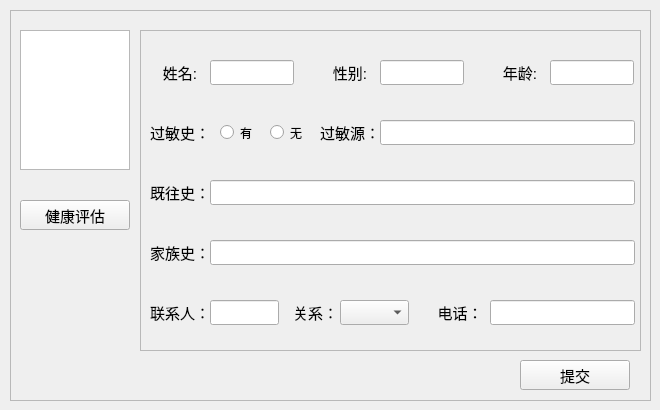
OldFish-loveCat/Sys_Evaluation, file healthMain/addmerber.ui: the form before one commit.
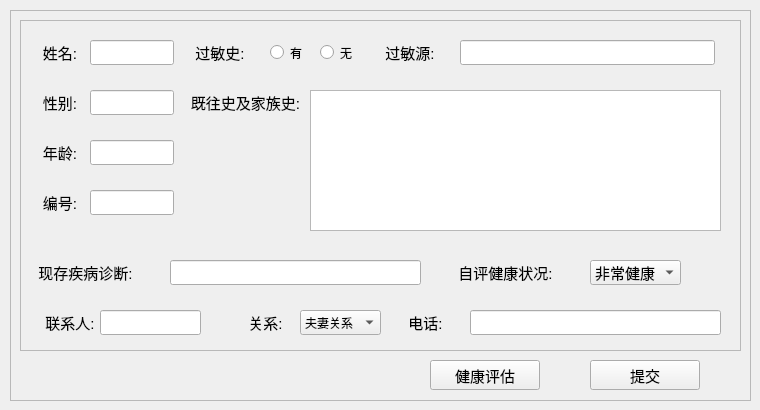
The form after the commit.

What changed in the file:
```diff
--- a/healthMain/addmerber.ui
+++ b/healthMain/addmerber.ui
@@ -6,19 +6,19 @@
    <rect>
     <x>0</x>
     <y>0</y>
-    <width>660</width>
+    <width>760</width>
     <height>410</height>
    </rect>
   </property>
   <property name="minimumSize">
    <size>
-    <width>660</width>
+    <width>760</width>
     <height>410</height>
    </size>
   </property>
   <property name="maximumSize">
    <size>
-    <width>660</width>
+    <width>760</width>
     <height>410</height>
    </size>
   </property>
@@ -30,7 +30,7 @@
     <rect>
      <x>10</x>
      <y>10</y>
-     <width>641</width>
+     <width>741</width>
      <height>391</height>
     </rect>
    </property>
@@ -40,21 +40,11 @@
    <property name="frameShadow">
     <enum>QFrame::Raised</enum>
    </property>
-   <widget class="QTextEdit" name="headimg">
-    <property name="geometry">
-     <rect>
-      <x>10</x>
-      <y>20</y>
-      <width>110</width>
-      <height>140</height>
-     </rect>
-    </property>
-   </widget>
    <widget class="QPushButton" name="healthAssess">
     <property name="geometry">
      <rect>
-      <x>10</x>
-      <y>190</y>
+      <x>420</x>
+      <y>350</y>
       <width>110</width>
       <height>30</height>
      </rect>
@@ -68,13 +58,31 @@
      <string>健康评估</string>
     </property>
    </widget>
+   <widget class="QPushButton" name="infoCommit">
+    <property name="geometry">
+     <rect>
+      <x>580</x>
+      <y>350</y>
+      <width>110</width>
+      <height>30</height>
+     </rect>
+    </property>
+    <property name="font">
+     <font>
+      <pointsize>11</pointsize>
+     </font>
+    </property>
+    <property name="text">
+     <string>提交</string>
+    </property>
+   </widget>
    <widget class="QFrame" name="frame_2">
     <property name="geometry">
      <rect>
-      <x>130</x>
-      <y>20</y>
-      <width>501</width>
-      <height>321</height>
+      <x>10</x>
+      <y>10</y>
+      <width>721</width>
+      <height>331</height>
      </rect>
     </property>
     <property name="frameShape">
@@ -83,38 +91,33 @@
     <property name="frameShadow">
      <enum>QFrame::Raised</enum>
     </property>
-    <widget class="QLineEdit" name="name">
+    <widget class="QLabel" name="label_4">
      <property name="geometry">
       <rect>
-       <x>70</x>
-       <y>30</y>
-       <width>84</width>
+       <x>170</x>
+       <y>20</y>
+       <width>60</width>
        <height>25</height>
       </rect>
      </property>
-     <property name="alignment">
-      <set>Qt::AlignCenter</set>
+     <property name="font">
+      <font>
+       <pointsize>11</pointsize>
+      </font>
      </property>
-    </widget>
-    <widget class="QLineEdit" name="sex">
-     <property name="geometry">
-      <rect>
-       <x>240</x>
-       <y>30</y>
-       <width>84</width>
-       <height>25</height>
-      </rect>
+     <property name="text">
+      <string>过敏史:</string>
      </property>
      <property name="alignment">
       <set>Qt::AlignCenter</set>
      </property>
     </widget>
-    <widget class="QLineEdit" name="age">
+    <widget class="QLineEdit" name="contacts">
      <property name="geometry">
       <rect>
-       <x>410</x>
-       <y>30</y>
-       <width>84</width>
+       <x>80</x>
+       <y>290</y>
+       <width>101</width>
        <height>25</height>
       </rect>
      </property>
@@ -126,7 +129,7 @@
      <property name="geometry">
       <rect>
        <x>10</x>
-       <y>30</y>
+       <y>20</y>
        <width>60</width>
        <height>25</height>
       </rect>
@@ -143,12 +146,12 @@
       <set>Qt::AlignCenter</set>
      </property>
     </widget>
-    <widget class="QLabel" name="label_2">
+    <widget class="QLabel" name="label_10">
      <property name="geometry">
       <rect>
-       <x>350</x>
-       <y>30</y>
-       <width>60</width>
+       <x>380</x>
+       <y>290</y>
+       <width>51</width>
        <height>25</height>
       </rect>
      </property>
@@ -158,18 +161,18 @@
       </font>
      </property>
      <property name="text">
-      <string>年龄:</string>
+      <string>电话:</string>
      </property>
      <property name="alignment">
       <set>Qt::AlignCenter</set>
      </property>
     </widget>
-    <widget class="QLabel" name="label_3">
+    <widget class="QLabel" name="label_9">
      <property name="geometry">
       <rect>
-       <x>180</x>
-       <y>30</y>
-       <width>60</width>
+       <x>220</x>
+       <y>290</y>
+       <width>51</width>
        <height>25</height>
       </rect>
      </property>
@@ -179,17 +182,17 @@
       </font>
      </property>
      <property name="text">
-      <string>性别:</string>
+      <string>关系:</string>
      </property>
      <property name="alignment">
       <set>Qt::AlignCenter</set>
      </property>
     </widget>
-    <widget class="QLabel" name="label_4">
+    <widget class="QLabel" name="label_7">
      <property name="geometry">
       <rect>
-       <x>10</x>
-       <y>90</y>
+       <x>360</x>
+       <y>20</y>
        <width>60</width>
        <height>25</height>
       </rect>
@@ -200,49 +203,7 @@
       </font>
      </property>
      <property name="text">
-      <string>过敏史：</string>
-     </property>
-     <property name="alignment">
-      <set>Qt::AlignCenter</set>
-     </property>
-    </widget>
-    <widget class="QLabel" name="label_5">
-     <property name="geometry">
-      <rect>
-       <x>10</x>
-       <y>150</y>
-       <width>60</width>
-       <height>25</height>
-      </rect>
-     </property>
-     <property name="font">
-      <font>
-       <pointsize>11</pointsize>
-      </font>
-     </property>
-     <property name="text">
-      <string>既往史：</string>
-     </property>
-     <property name="alignment">
-      <set>Qt::AlignCenter</set>
-     </property>
-    </widget>
-    <widget class="QLabel" name="label_6">
-     <property name="geometry">
-      <rect>
-       <x>10</x>
-       <y>210</y>
-       <width>60</width>
-       <height>25</height>
-      </rect>
-     </property>
-     <property name="font">
-      <font>
-       <pointsize>11</pointsize>
-      </font>
-     </property>
-     <property name="text">
-      <string>家族史：</string>
+      <string>过敏源:</string>
      </property>
      <property name="alignment">
       <set>Qt::AlignCenter</set>
@@ -251,8 +212,8 @@
     <widget class="QRadioButton" name="allergyCheckY">
      <property name="geometry">
       <rect>
-       <x>80</x>
-       <y>90</y>
+       <x>250</x>
+       <y>20</y>
        <width>41</width>
        <height>25</height>
       </rect>
@@ -264,8 +225,8 @@
     <widget class="QRadioButton" name="allergyCheckN">
      <property name="geometry">
       <rect>
-       <x>130</x>
-       <y>90</y>
+       <x>300</x>
+       <y>20</y>
        <width>41</width>
        <height>25</height>
       </rect>
@@ -274,23 +235,15 @@
       <string>无</string>
      </property>
     </widget>
-    <widget class="QLabel" name="label_7">
+    <widget class="QLineEdit" name="TelNum">
      <property name="geometry">
       <rect>
-       <x>180</x>
-       <y>90</y>
-       <width>60</width>
+       <x>450</x>
+       <y>290</y>
+       <width>251</width>
        <height>25</height>
       </rect>
      </property>
-     <property name="font">
-      <font>
-       <pointsize>11</pointsize>
-      </font>
-     </property>
-     <property name="text">
-      <string>过敏源：</string>
-     </property>
      <property name="alignment">
       <set>Qt::AlignCenter</set>
      </property>
@@ -298,8 +251,8 @@
     <widget class="QLineEdit" name="allergySrc">
      <property name="geometry">
       <rect>
-       <x>240</x>
-       <y>90</y>
+       <x>440</x>
+       <y>20</y>
        <width>255</width>
        <height>25</height>
       </rect>
@@ -308,149 +261,313 @@
       <set>Qt::AlignCenter</set>
      </property>
     </widget>
-    <widget class="QLineEdit" name="previousHIstory">
-     <property name="geometry">
-      <rect>
-       <x>70</x>
-       <y>150</y>
-       <width>425</width>
-       <height>25</height>
-      </rect>
-     </property>
-     <property name="alignment">
-      <set>Qt::AlignCenter</set>
-     </property>
-    </widget>
-    <widget class="QLineEdit" name="familyHistory">
-     <property name="geometry">
-      <rect>
-       <x>70</x>
-       <y>210</y>
-       <width>425</width>
-       <height>25</height>
-      </rect>
-     </property>
-     <property name="alignment">
-      <set>Qt::AlignCenter</set>
-     </property>
-    </widget>
-    <widget class="QLabel" name="label_8">
-     <property name="geometry">
-      <rect>
-       <x>10</x>
-       <y>270</y>
-       <width>60</width>
-       <height>25</height>
-      </rect>
-     </property>
-     <property name="font">
-      <font>
-       <pointsize>11</pointsize>
-      </font>
-     </property>
-     <property name="text">
-      <string>联系人：</string>
-     </property>
-     <property name="alignment">
-      <set>Qt::AlignCenter</set>
-     </property>
-    </widget>
-    <widget class="QLabel" name="label_9">
-     <property name="geometry">
-      <rect>
-       <x>150</x>
-       <y>270</y>
-       <width>51</width>
-       <height>25</height>
-      </rect>
-     </property>
-     <property name="font">
-      <font>
-       <pointsize>11</pointsize>
-      </font>
-     </property>
-     <property name="text">
-      <string>关系：</string>
-     </property>
-     <property name="alignment">
-      <set>Qt::AlignCenter</set>
-     </property>
-    </widget>
-    <widget class="QLineEdit" name="contacts">
-     <property name="geometry">
-      <rect>
-       <x>70</x>
-       <y>270</y>
-       <width>69</width>
-       <height>25</height>
-      </rect>
-     </property>
-     <property name="alignment">
-      <set>Qt::AlignCenter</set>
-     </property>
-    </widget>
     <widget class="QComboBox" name="relationshipBox">
      <property name="geometry">
       <rect>
-       <x>200</x>
-       <y>270</y>
-       <width>69</width>
+       <x>280</x>
+       <y>290</y>
+       <width>81</width>
        <height>25</height>
       </rect>
      </property>
+     <item>
+      <property name="text">
+       <string>夫妻关系</string>
+      </property>
+     </item>
+     <item>
+      <property name="text">
+       <string>父子关系</string>
+      </property>
+     </item>
+     <item>
+      <property name="text">
+       <string>父女关系</string>
+      </property>
+     </item>
+     <item>
+      <property name="text">
+       <string>母子关系</string>
+      </property>
+     </item>
+     <item>
+      <property name="text">
+       <string>母女关系</string>
+      </property>
+     </item>
+     <item>
+      <property name="text">
+       <string>朋友关系</string>
+      </property>
+     </item>
+     <item>
+      <property name="text">
+       <string>亲戚关系</string>
+      </property>
+     </item>
     </widget>
-    <widget class="QLineEdit" name="TelNum">
+    <widget class="QLabel" name="label_5">
      <property name="geometry">
       <rect>
-       <x>350</x>
-       <y>270</y>
-       <width>145</width>
+       <x>170</x>
+       <y>70</y>
+       <width>111</width>
        <height>25</height>
       </rect>
      </property>
+     <property name="font">
+      <font>
+       <pointsize>11</pointsize>
+      </font>
+     </property>
+     <property name="text">
+      <string>既往史及家族史:</string>
+     </property>
      <property name="alignment">
       <set>Qt::AlignCenter</set>
      </property>
     </widget>
-    <widget class="QLabel" name="label_10">
+    <widget class="QLabel" name="label_8">
+     <property name="geometry">
+      <rect>
+       <x>20</x>
+       <y>290</y>
+       <width>60</width>
+       <height>25</height>
+      </rect>
+     </property>
+     <property name="font">
+      <font>
+       <pointsize>11</pointsize>
+      </font>
+     </property>
+     <property name="text">
+      <string>联系人:</string>
+     </property>
+     <property name="alignment">
+      <set>Qt::AlignCenter</set>
+     </property>
+    </widget>
+    <widget class="QLineEdit" name="name">
+     <property name="geometry">
+      <rect>
+       <x>70</x>
+       <y>20</y>
+       <width>84</width>
+       <height>25</height>
+      </rect>
+     </property>
+     <property name="alignment">
+      <set>Qt::AlignCenter</set>
+     </property>
+    </widget>
+    <widget class="QLineEdit" name="Sex">
+     <property name="geometry">
+      <rect>
+       <x>70</x>
+       <y>70</y>
+       <width>84</width>
+       <height>25</height>
+      </rect>
+     </property>
+     <property name="alignment">
+      <set>Qt::AlignCenter</set>
+     </property>
+    </widget>
+    <widget class="QLabel" name="label_2">
+     <property name="geometry">
+      <rect>
+       <x>10</x>
+       <y>70</y>
+       <width>60</width>
+       <height>25</height>
+      </rect>
+     </property>
+     <property name="font">
+      <font>
+       <pointsize>11</pointsize>
+      </font>
+     </property>
+     <property name="text">
+      <string>性别:</string>
+     </property>
+     <property name="alignment">
+      <set>Qt::AlignCenter</set>
+     </property>
+    </widget>
+    <widget class="QLabel" name="label_3">
+     <property name="geometry">
+      <rect>
+       <x>10</x>
+       <y>170</y>
+       <width>60</width>
+       <height>25</height>
+      </rect>
+     </property>
+     <property name="font">
+      <font>
+       <pointsize>11</pointsize>
+      </font>
+     </property>
+     <property name="text">
+      <string>编号:</string>
+     </property>
+     <property name="alignment">
+      <set>Qt::AlignCenter</set>
+     </property>
+    </widget>
+    <widget class="QLineEdit" name="Number">
+     <property name="geometry">
+      <rect>
+       <x>70</x>
+       <y>170</y>
+       <width>84</width>
+       <height>25</height>
+      </rect>
+     </property>
+     <property name="alignment">
+      <set>Qt::AlignCenter</set>
+     </property>
+    </widget>
+    <widget class="QLineEdit" name="Age">
+     <property name="geometry">
+      <rect>
+       <x>70</x>
+       <y>120</y>
+       <width>84</width>
+       <height>25</height>
+      </rect>
+     </property>
+     <property name="alignment">
+      <set>Qt::AlignCenter</set>
+     </property>
+    </widget>
+    <widget class="QLabel" name="label_11">
+     <property name="geometry">
+      <rect>
+       <x>10</x>
+       <y>120</y>
+       <width>60</width>
+       <height>25</height>
+      </rect>
+     </property>
+     <property name="font">
+      <font>
+       <pointsize>11</pointsize>
+      </font>
+     </property>
+     <property name="text">
+      <string>年龄:</string>
+     </property>
+     <property name="alignment">
+      <set>Qt::AlignCenter</set>
+     </property>
+    </widget>
+    <widget class="QTextEdit" name="FamilyHistory">
      <property name="geometry">
       <rect>
        <x>290</x>
-       <y>270</y>
-       <width>60</width>
+       <y>70</y>
+       <width>411</width>
+       <height>141</height>
+      </rect>
+     </property>
+    </widget>
+    <widget class="QLineEdit" name="TelNum_3">
+     <property name="geometry">
+      <rect>
+       <x>150</x>
+       <y>240</y>
+       <width>251</width>
        <height>25</height>
       </rect>
      </property>
+     <property name="alignment">
+      <set>Qt::AlignCenter</set>
+     </property>
+    </widget>
+    <widget class="QLabel" name="label_21">
+     <property name="geometry">
+      <rect>
+       <x>10</x>
+       <y>240</y>
+       <width>111</width>
+       <height>25</height>
+      </rect>
+     </property>
      <property name="font">
       <font>
        <pointsize>11</pointsize>
       </font>
      </property>
      <property name="text">
-      <string>电话：</string>
+      <string>现存疾病诊断:</string>
      </property>
      <property name="alignment">
       <set>Qt::AlignCenter</set>
      </property>
     </widget>
-   </widget>
-   <widget class="QPushButton" name="infoCommit">
-    <property name="geometry">
-     <rect>
-      <x>510</x>
-      <y>350</y>
-      <width>110</width>
-      <height>30</height>
-     </rect>
-    </property>
-    <property name="font">
-     <font>
-      <pointsize>11</pointsize>
-     </font>
-    </property>
-    <property name="text">
-     <string>提交</string>
-    </property>
+    <widget class="QLabel" name="label_22">
+     <property name="geometry">
+      <rect>
+       <x>430</x>
+       <y>240</y>
+       <width>111</width>
+       <height>25</height>
+      </rect>
+     </property>
+     <property name="font">
+      <font>
+       <pointsize>11</pointsize>
+      </font>
+     </property>
+     <property name="text">
+      <string>自评健康状况:</string>
+     </property>
+     <property name="alignment">
+      <set>Qt::AlignCenter</set>
+     </property>
+    </widget>
+    <widget class="QComboBox" name="healthSelfbox">
+     <property name="geometry">
+      <rect>
+       <x>570</x>
+       <y>240</y>
+       <width>91</width>
+       <height>25</height>
+      </rect>
+     </property>
+     <property name="font">
+      <font>
+       <pointsize>11</pointsize>
+      </font>
+     </property>
+     <item>
+      <property name="text">
+       <string>非常健康</string>
+      </property>
+     </item>
+     <item>
+      <property name="text">
+       <string>很健康</string>
+      </property>
+     </item>
+     <item>
+      <property name="text">
+       <string>比较健康</string>
+      </property>
+     </item>
+     <item>
+      <property name="text">
+       <string>一般</string>
+      </property>
+     </item>
+     <item>
+      <property name="text">
+       <string>不健康</string>
+      </property>
+     </item>
+    </widget>
    </widget>
   </widget>
  </widget>
```
